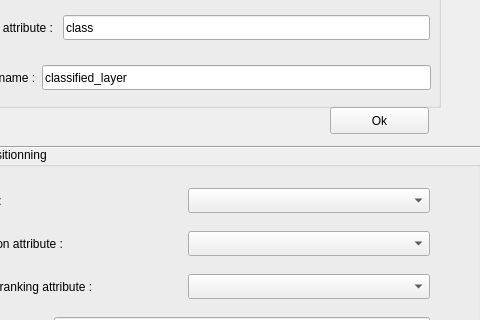
Before: the Qt Designer form tidy_city_dialog_base.ui in IGNF/NeatMap, drawn with Qt 5; both pictures show x 100 to 580 and y 533 to 853 of the 580 by 939 pixel window.
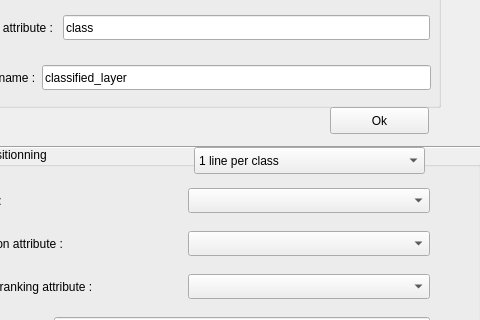
After: the same form once the commit is applied.

Commit message: Version 0.9 : implementation of 2 positionning algorithms and added to the gui

What changed in the file:
```diff
--- a/tidy_city_dialog_base.ui
+++ b/tidy_city_dialog_base.ui
@@ -523,6 +523,26 @@
      <string>Ok</string>
     </property>
    </widget>
+   <widget class="QComboBox" name="comboBoxLayoutMethod">
+    <property name="geometry">
+     <rect>
+      <x>264</x>
+      <y>0</y>
+      <width>231</width>
+      <height>27</height>
+     </rect>
+    </property>
+    <item>
+     <property name="text">
+      <string>1 line per class</string>
+     </property>
+    </item>
+    <item>
+     <property name="text">
+      <string>Chazelle packing method</string>
+     </property>
+    </item>
+   </widget>
   </widget>
   <widget class="QPushButton" name="pushButtonClassification">
    <property name="geometry">
```
The commit also changes 6 other files.
